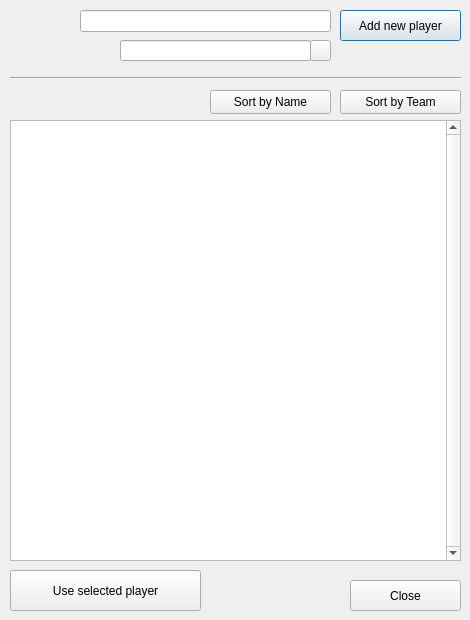
The window that Versus/UI/Dlg_EditPlayers.ui (Deviaphan/Versus) describes before a commit, drawn with Qt 5.
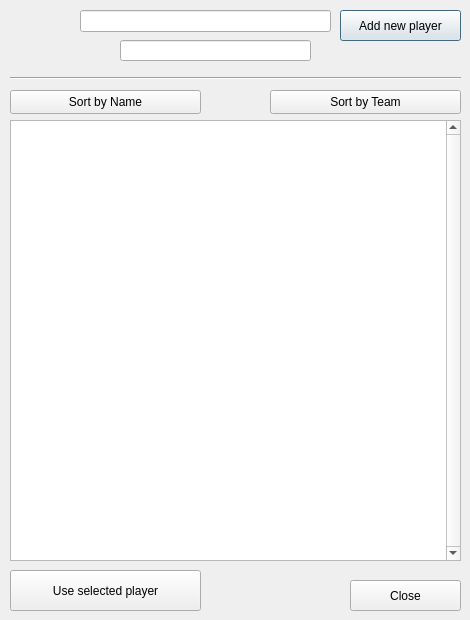
The same window after the commit. Icons and pictures are not drawn. Custom widgets are drawn as their Qt base class.

```diff
--- a/Versus/UI/Dlg_EditPlayers.ui
+++ b/Versus/UI/Dlg_EditPlayers.ui
@@ -108,9 +108,9 @@
   <widget class="QPushButton" name="btnSortName">
    <property name="geometry">
     <rect>
-     <x>210</x>
+     <x>10</x>
      <y>90</y>
-     <width>121</width>
+     <width>191</width>
      <height>24</height>
     </rect>
    </property>
@@ -124,9 +124,9 @@
   <widget class="QPushButton" name="btnSortTeam">
    <property name="geometry">
     <rect>
-     <x>340</x>
+     <x>270</x>
      <y>90</y>
-     <width>121</width>
+     <width>191</width>
      <height>24</height>
     </rect>
    </property>
@@ -173,6 +173,7 @@
     <string notr="true">QPushButton
 {
 image: url(:/Versus/expand.png);
+border: 0px;
 }</string>
    </property>
    <property name="text">
```
Left out of the diff: 4 changed lines with no effect on the pictures.
